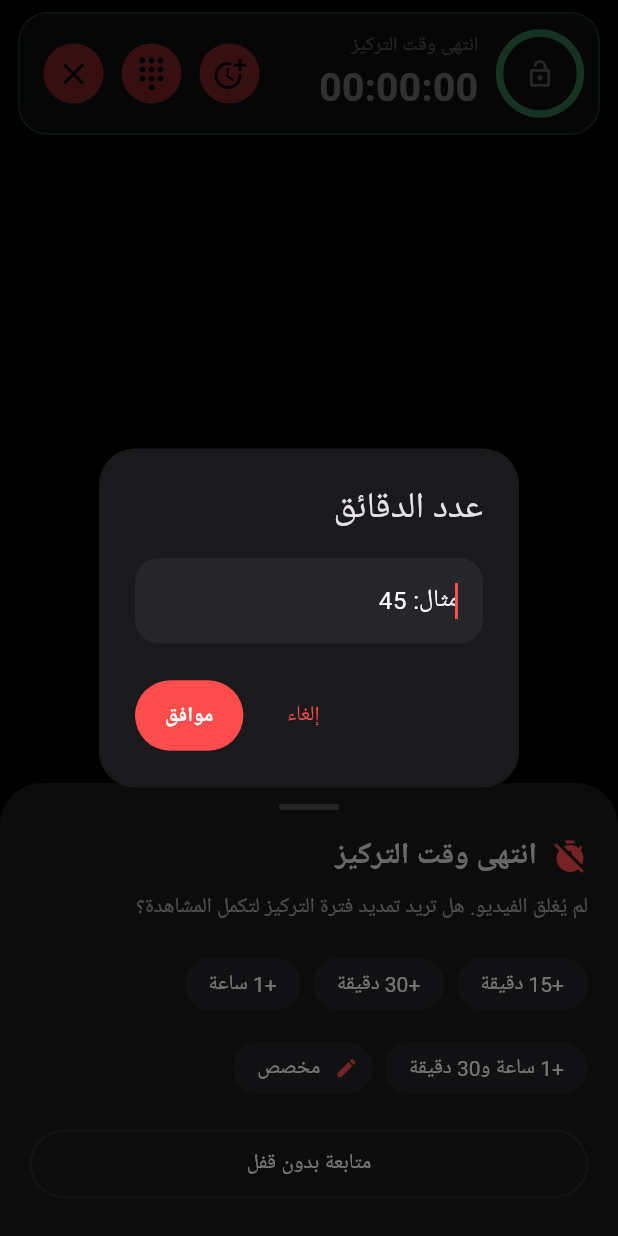
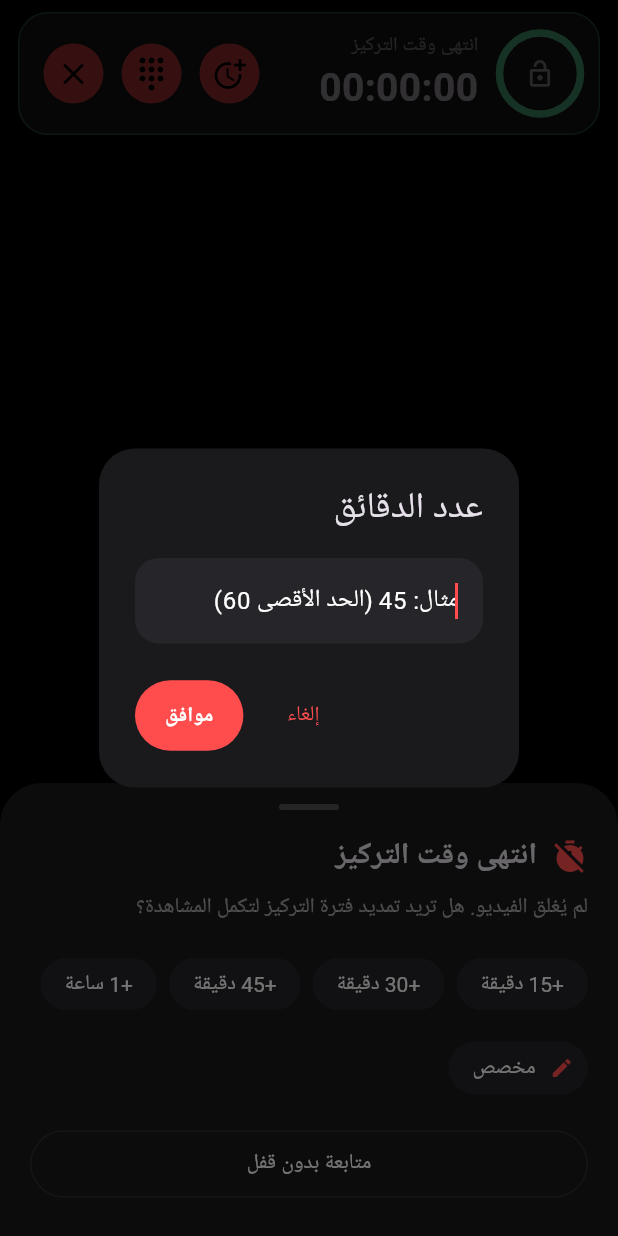
Before and after one commit to mo7amadramsey-ai/focus-lock, a Flutter app: the StrictShell screen opened directly with empty values, after a tap on "مخصص", on a phone screen of 412 x 824 dp. Run offline on Flutter 3.47's test engine with Material 3 defaults, Android fonts, the phone set to English and light mode, and no system bars; our stand-ins replace file_picker, local_auth, video_player, wakelock_plus, webview_flutter; missing offline and left inert: pdfx, webview_flutter_android, youtube_explode_dart; network calls fail.

Commit message:
Strict mode: timer counts only while video plays, persists across reboot, 1h cap, hide floating overlays

```diff
--- a/lib/lock_setup.dart
+++ b/lib/lock_setup.dart
@@ -30,6 +30,12 @@ Future<bool> ensureLockReady(BuildContext c) async {
   return false;
 }
 
+/// The lock never lasts more than one hour (a 3-hour video only locks for 1 hour; renew if you want more)
+const kMaxLockMs = 60 * 60 * 1000;
+
+/// Lock length = video length + extra minutes, capped at one hour
+int lockMs(Duration base, int extraMin) => (base.inMilliseconds + extraMin * 60000).clamp(1, kMaxLockMs).toInt();
+
 String fmtMinutes(int m) {
   if (m < 60) return '$m دقيقة';
   final h = m ~/ 60, r = m % 60;
@@ -47,14 +53,14 @@ Future<int?> askMinutes(BuildContext c) {
         controller: t,
         autofocus: true,
         keyboardType: TextInputType.number,
-        decoration: const InputDecoration(hintText: 'مثال: 45'),
+        decoration: const InputDecoration(hintText: 'مثال: 45 (الحد الأقصى 60)'),
       ),
       actions: [
         TextButton(onPressed: () => Navigator.pop(ctx), child: const Text('إلغاء')),
         FilledButton(
           onPressed: () {
             final n = int.tryParse(t.text.trim());
-            Navigator.pop(ctx, n != null && n > 0 && n <= 600 ? n : null);
+            Navigator.pop(ctx, n != null && n > 0 && n <= 60 ? n : null);
           },
           child: const Text('موافق'),
         ),
@@ -81,14 +87,14 @@ Future<int?> confirmStrict(BuildContext c, Duration base) {
     isScrollControlled: true,
     builder: (ctx) => StatefulBuilder(
       builder: (ctx, set) {
-        final total = base.inMinutes + (base.inSeconds % 60 > 0 ? 1 : 0) + extra;
+        final total = (base.inMinutes + (base.inSeconds % 60 > 0 ? 1 : 0) + extra).clamp(1, 60).toInt();
         return Padding(
           padding: const EdgeInsets.fromLTRB(20, 14, 20, 24),
           child: Column(mainAxisSize: MainAxisSize.min, crossAxisAlignment: CrossAxisAlignment.start, children: [
             _sheetGrip(),
             const Text('بدء الوضع الصارم', style: TextStyle(fontSize: 20, fontWeight: FontWeight.w800)),
             const SizedBox(height: 6),
-            Text('مدة الفيديو ${fmtMinutes(base.inMinutes)}. يُقفل الهاتف بهذه المدة على الأقل، ويمكنك إضافة وقت إضافي للمراجعة والتوقف.',
+            Text('مدة الفيديو ${fmtMinutes(base.inMinutes)}. يُحسب وقت القفل فقط أثناء تشغيل الفيديو: إذا أوقفته أو أُغلقت الشاشة يتوقف العدّاد. الحد الأقصى للقفل ساعة واحدة، وتستطيع تجديدها بعد ذلك.',
                 style: const TextStyle(color: Colors.white60, height: 1.5)),
             const SizedBox(height: 16),
             const Text('وقت إضافي', style: TextStyle(fontWeight: FontWeight.w700)),
@@ -155,12 +161,12 @@ Future<int?> pickExtension(BuildContext c, {required bool expired}) {
         Text(
           expired
               ? 'لم يُغلق الفيديو. هل تريد تمديد فترة التركيز لتكمل المشاهدة؟'
-              : 'أضف وقتاً إلى القفل الحالي. التمديد فقط، ولا يمكن تقصير القفل.',
+              : 'أضف وقتاً إلى القفل الحالي (لا يتجاوز المتبقي ساعة واحدة). التمديد فقط، ولا يمكن تقصير القفل.',
           style: const TextStyle(color: Colors.white60, height: 1.5),
         ),
         const SizedBox(height: 16),
         Wrap(spacing: 8, runSpacing: 8, children: [
-          for (final m in [15, 30, 60, 90])
+          for (final m in [15, 30, 45, 60])
             ActionChip(label: Text('+${fmtMinutes(m)}'), onPressed: () => Navigator.pop(ctx, m)),
           ActionChip(
             avatar: const Icon(Icons.edit, size: 16),
--- a/lib/strict_shell.dart
+++ b/lib/strict_shell.dart
@@ -1,8 +1,10 @@
 import 'dart:async';
 import 'dart:ui' show FontFeature;
+import 'package:flutter/foundation.dart' show ValueListenable;
 import 'package:flutter/material.dart';
 import 'package:flutter/services.dart';
 import 'package:wakelock_plus/wakelock_plus.dart';
+import 'package:webview_flutter/webview_flutter.dart';
 import 'channel.dart';
 import 'lock_setup.dart';
 import 'nav.dart';
@@ -10,55 +12,82 @@ import 'theme.dart';
 
 /// Wraps any content in the strict mode:
 /// - no back button / exit while the timer runs
-/// - the countdown uses the REAL clock, so seeking or pausing never changes it
+/// - the countdown only runs while the video is PLAYING and the app is on screen:
+///   paused video, screen off or app in background = the timer stops
+/// - the remaining time is saved natively, so it survives a restart / reboot
+/// - the lock is never longer than one hour
 /// - when time is up the content is NOT closed: it offers to extend the focus time
 /// - the time can be extended at any moment (never shortened)
 class StrictShell extends StatefulWidget {
-  final int endMillis;
+  final int leftMs; // time still to be watched
   final Widget child;
-  const StrictShell({super.key, required this.endMillis, required this.child});
+  final ValueListenable<bool>? playing; // null = always counts (while the app is on screen)
+  const StrictShell({super.key, required this.leftMs, required this.child, this.playing});
   @override
   State<StrictShell> createState() => _StrictShellState();
 }
 
-class _StrictShellState extends State<StrictShell> {
+class _StrictShellState extends State<StrictShell> with WidgetsBindingObserver {
   Timer? _t;
-  late int end = widget.endMillis;
-  late int _totalMs = (end - DateTime.now().millisecondsSinceEpoch).clamp(1, 1 << 40).toInt();
-  Duration left = Duration.zero;
+  late int _leftMs = widget.leftMs.clamp(0, kMaxLockMs).toInt();
+  late int _totalMs = _leftMs < 1 ? 1 : _leftMs;
+  Duration get left => Duration(milliseconds: _leftMs);
+  DateTime _last = DateTime.now();
+  int _n = 0;
+  bool _fg = true, counting = true;
+  bool ringing = false, expired = false, sheetOpen = false, unlocked = false;
   // Same key in portrait and landscape: the video is MOVED, never rebuilt, when the phone rotates
   final _childKey = GlobalKey();
-  bool ringing = false, expired = false, sheetOpen = false, unlocked = false;
 
   @override
   void initState() {
     super.initState();
+    WidgetsBinding.instance.addObserver(this);
     strictActive.value = true;
     SystemChrome.setEnabledSystemUIMode(SystemUiMode.immersiveSticky);
     WakelockPlus.enable();
     ch.setMethodCallHandler((call) async {
       if (call.method == 'callState' && mounted) setState(() => ringing = call.arguments == 1);
     });
-    _tick();
     _t = Timer.periodic(const Duration(seconds: 1), (_) => _tick());
   }
 
+  // App on screen (resumed) = counts; screen off / background / dialogs over the app = does not
+  @override
+  void didChangeAppLifecycleState(AppLifecycleState s) {
+    _fg = s == AppLifecycleState.resumed;
+    _last = DateTime.now();
+    if (!_fg) _save();
+  }
+
+  // Remaining time is stored natively: a restart or reboot resumes with exactly what is left
+  void _save() {
+    if (unlocked || expired) return;
+    ch.invokeMethod('setLeft', {'left': _leftMs});
+  }
+
   void _tick() {
-    if (unlocked || !mounted) return;
-    final d = Duration(milliseconds: end - DateTime.now().millisecondsSinceEpoch);
-    if (d <= Duration.zero) {
-      if (!expired) {
-        _expire();
-      }
-    } else {
-      setState(() => left = d);
+    final now = DateTime.now();
+    final dt = now.difference(_last).inMilliseconds.clamp(0, 2000).toInt(); // long gaps never count
+    _last = now;
+    if (unlocked || expired || !mounted) return;
+    final was = counting;
+    counting = _fg && (widget.playing?.value ?? true);
+    if (counting) _leftMs -= dt;
+    if (_leftMs <= 0) {
+      _leftMs = 0;
+      _expire();
+      return;
     }
+    setState(() {});
+    _n++;
+    if (_n % 3 == 0 || (was && !counting)) _save();
   }
 
   // Time is up: release the kiosk but KEEP the video, and offer more time
   Future<void> _expire() async {
     expired = true;
-    left = Duration.zero;
+    _leftMs = 0;
     HapticFeedback.heavyImpact();
     await ch.invokeMethod('releaseLock');
     if (!mounted) return;
@@ -78,16 +107,20 @@ class _StrictShellState extends State<StrictShell> {
       setState(() => unlocked = true);
       return;
     }
-    final now = DateTime.now().millisecondsSinceEpoch;
-    final newEnd = (expired ? now : end) + r * 60000;
-    await ch.invokeMethod('extendLock', {'end': newEnd});
+    // never more than one hour in total
+    final newLeft = ((expired ? 0 : _leftMs) + r * 60000).clamp(0, kMaxLockMs).toInt();
+    if (!expired && newLeft <= _leftMs) {
+      ScaffoldMessenger.of(context).showSnackBar(const SnackBar(content: Text('الحد الأقصى للقفل ساعة واحدة')));
+      return;
+    }
+    await ch.invokeMethod('extendLock', {'left': newLeft});
     SystemChrome.setEnabledSystemUIMode(SystemUiMode.immersiveSticky);
     setState(() {
-      end = newEnd;
-      _totalMs = (newEnd - now).clamp(1, 1 << 40).toInt();
+      _leftMs = newLeft;
+      _totalMs = newLeft < 1 ? 1 : newLeft;
       expired = false;
     });
-    _tick();
+    _last = DateTime.now();
   }
 
   Future<void> _finish() async {
@@ -102,6 +135,7 @@ class _StrictShellState extends State<StrictShell> {
 
   @override
   void dispose() {
+    WidgetsBinding.instance.removeObserver(this);
     _t?.cancel();
     strictActive.value = false;
     super.dispose();
@@ -170,7 +204,7 @@ class _StrictShellState extends State<StrictShell> {
         Expanded(
           child: Column(crossAxisAlignment: CrossAxisAlignment.start, children: [
             Text(
-              unlocked ? 'بدون قفل' : (expired ? 'انتهى وقت التركيز' : 'الوضع الصارم'),
+              unlocked ? 'بدون قفل' : (expired ? 'انتهى وقت التركيز' : (counting ? 'الوضع الصارم' : 'متوقف — شغّل الفيديو')),
               style: const TextStyle(color: Colors.white60, fontSize: 13),
             ),
             Text(
@@ -190,7 +224,7 @@ class _StrictShellState extends State<StrictShell> {
       padding: const EdgeInsets.symmetric(horizontal: 10, vertical: 2),
       decoration: BoxDecoration(color: Colors.black.withOpacity(.65), borderRadius: BorderRadius.circular(24)),
       child: Row(mainAxisSize: MainAxisSize.min, children: [
-        Icon(ended ? Icons.lock_open : Icons.lock, size: 16, color: ended ? Colors.greenAccent : kAccent),
+        Icon(ended ? Icons.lock_open : (counting ? Icons.lock : Icons.pause_circle), size: 16, color: ended ? Colors.greenAccent : (counting ? kAccent : Colors.orangeAccent)),
         const SizedBox(width: 6),
         Text(ended ? 'انتهى' : _fmt(left),
             style: const TextStyle(fontWeight: FontWeight.bold, fontFeatures: [FontFeature.tabularFigures()])),
@@ -235,3 +269,19 @@ class _StrictShellState extends State<StrictShell> {
     );
   }
 }
+
+// ---- Play state of a <video> inside a web page (YouTube / Moodle) ----
+// 0 = paused / ended / buffering, 1 = playing, 2 = no <video> in the main page (e.g. a player inside an iframe):
+// then we cannot know, so the time simply counts (never leaves you stuck).
+const _pollJs = "(function(){var vs=document.querySelectorAll('video');if(!vs.length)return 2;"
+    "for(var i=0;i<vs.length;i++){var v=vs[i];if(!v.paused&&!v.ended&&v.readyState>2)return 1;}return 0;})()";
+
+/// Updates [out] every second with whether the page's video is playing. Cancel the returned timer in dispose.
+Timer startPlayPoll(WebViewController w, ValueNotifier<bool> out) => Timer.periodic(const Duration(seconds: 1), (_) async {
+      try {
+        final r = await w.runJavaScriptReturningResult(_pollJs);
+        out.value = (int.tryParse(r.toString().replaceAll('"', '')) ?? 2) != 0;
+      } catch (_) {
+        out.value = true;
+      }
+    });
```
Also changed, not shown: lib/browser_page.dart (+16 -6 lines), lib/main.dart (+4 -4 lines), lib/moodle_page.dart (+16 -6 lines), lib/player_page.dart (+12 -9 lines), 5 other files.
